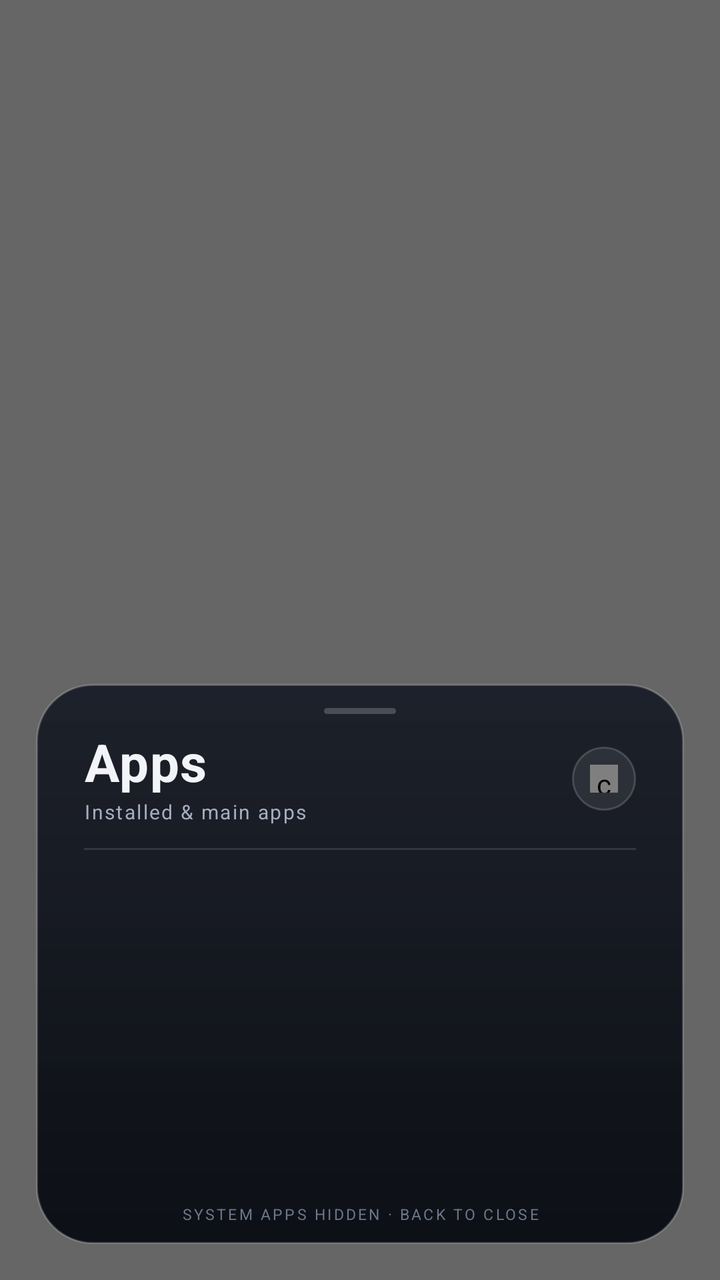
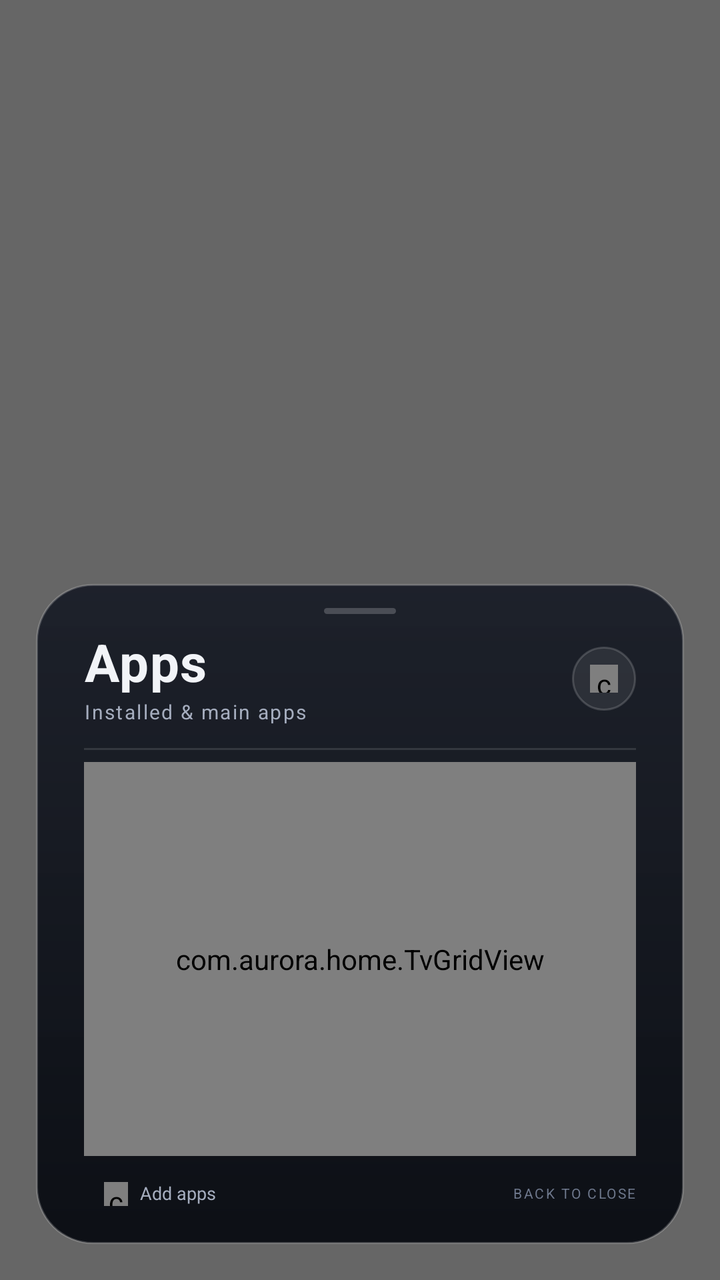

Screens rendered from an Android XML layout before and after an edit, with the pre-edit source and the edit as a unified diff.
<!-- AndroidManifest.xml: activity theme DrawerTheme -->
<!-- res/layout/activity_app_drawer.xml -->
<?xml version="1.0" encoding="utf-8"?>
<FrameLayout xmlns:android="http://schemas.android.com/apk/res/android"
    android:id="@+id/drawer_root"
    android:layout_width="match_parent"
    android:layout_height="match_parent"
    android:background="@android:color/transparent"
    android:clipChildren="false"
    android:clipToPadding="false">

    <View
        android:id="@+id/drawer_scrim"
        android:layout_width="match_parent"
        android:layout_height="match_parent"
        android:background="#99000000"
        android:clickable="true"
        android:focusable="false"/>

    <LinearLayout
        android:id="@+id/drawer_sheet"
        android:layout_width="match_parent"
        android:layout_height="@dimen/drawer_sheet_h"
        android:layout_gravity="bottom"
        android:layout_marginLeft="18dp"
        android:layout_marginRight="18dp"
        android:layout_marginBottom="18dp"
        android:orientation="vertical"
        android:background="@drawable/drawer_sheet_bg"
        android:elevation="24dp"
        android:paddingLeft="24dp"
        android:paddingRight="24dp"
        android:paddingTop="10dp"
        android:paddingBottom="10dp"
        android:clipChildren="false"
        android:clipToPadding="false">

        <View
            android:layout_width="36dp"
            android:layout_height="3dp"
            android:layout_gravity="center_horizontal"
            android:layout_marginTop="2dp"
            android:background="@drawable/drawer_handle"/>

        <LinearLayout
            android:layout_width="match_parent"
            android:layout_height="wrap_content"
            android:layout_marginTop="10dp"
            android:orientation="horizontal"
            android:gravity="center_vertical">

            <LinearLayout
                android:layout_width="0dp"
                android:layout_height="wrap_content"
                android:layout_weight="1"
                android:orientation="vertical">

                <TextView
                    android:layout_width="wrap_content"
                    android:layout_height="wrap_content"
                    android:text="@string/apps"
                    android:textColor="@color/text_primary"
                    android:textSize="26sp"
                    android:textStyle="bold"
                    android:letterSpacing="0.02"
                    android:includeFontPadding="false"/>

                <TextView
                    android:id="@+id/drawer_subtitle"
                    android:layout_width="wrap_content"
                    android:layout_height="wrap_content"
                    android:layout_marginTop="3dp"
                    android:text="@string/apps_lead"
                    android:textColor="@color/text_secondary"
                    android:textSize="10sp"
                    android:letterSpacing="0.08"
                    android:includeFontPadding="false"/>
            </LinearLayout>

            <FrameLayout
                android:id="@+id/drawer_close"
                android:layout_width="32dp"
                android:layout_height="32dp"
                android:background="@drawable/settings_close_bg"
                android:contentDescription="@string/close"
                android:focusable="true"
                android:clickable="true">

                <com.aurora.home.IconView
                    android:id="@+id/drawer_close_icon"
                    android:layout_width="14dp"
                    android:layout_height="14dp"
                    android:layout_gravity="center"/>
            </FrameLayout>
        </LinearLayout>

        <View
            android:layout_width="match_parent"
            android:layout_height="1dp"
            android:layout_marginTop="12dp"
            android:background="@color/divider"/>

        <FrameLayout
            android:layout_width="match_parent"
            android:layout_height="0dp"
            android:layout_weight="1"
            android:layout_marginTop="6dp">

            <GridView
                android:id="@+id/drawer_grid"
                android:layout_width="match_parent"
                android:layout_height="match_parent"
                android:numColumns="6"
                android:horizontalSpacing="6dp"
                android:verticalSpacing="4dp"
                android:stretchMode="columnWidth"
                android:gravity="center"
                android:listSelector="@android:color/transparent"
                android:drawSelectorOnTop="false"
                android:cacheColorHint="@android:color/transparent"
                android:scrollbars="none"
                android:fadingEdge="vertical"
                android:clipToPadding="false"
                android:clipChildren="false"
                android:paddingTop="4dp"
                android:paddingBottom="4dp"/>

            <TextView
                android:id="@+id/drawer_empty"
                android:layout_width="match_parent"
                android:layout_height="match_parent"
                android:gravity="center"
                android:text="@string/apps_empty"
                android:textColor="@color/text_secondary"
                android:textSize="13sp"
                android:visibility="gone"/>
        </FrameLayout>

        <TextView
            android:layout_width="match_parent"
            android:layout_height="wrap_content"
            android:layout_marginTop="2dp"
            android:gravity="center"
            android:text="@string/apps_hint"
            android:textColor="@color/text_hint"
            android:textSize="7.5sp"
            android:letterSpacing="0.14"
            android:includeFontPadding="false"/>
    </LinearLayout>
</FrameLayout>
<!-- resources referenced by this layout -->
<resources>
  <color name="divider">#1FFFFFFF</color>
  <color name="text_hint">#6E788C</color>
  <color name="text_primary">#F2F4F8</color>
  <color name="text_secondary">#A5ADBE</color>
  <dimen name="drawer_sheet_h">280dp</dimen>
  <!-- drawable drawer_handle (drawable) -->
  <?xml version="1.0" encoding="utf-8"?>
  <shape xmlns:android="http://schemas.android.com/apk/res/android" android:shape="rectangle">
      <corners android:radius="2dp"/>
      <solid android:color="#33FFFFFF"/>
  </shape>
  <!-- drawable drawer_sheet_bg (drawable) -->
  <?xml version="1.0" encoding="utf-8"?>
  <shape xmlns:android="http://schemas.android.com/apk/res/android" android:shape="rectangle">
      <corners android:radius="28dp"/>
      <gradient
          android:angle="270"
          android:type="linear"
          android:startColor="#F21A1E28"
          android:endColor="#FA0B0E14"/>
      <stroke android:width="1dp" android:color="#33FFFFFF"/>
  </shape>
  <!-- drawable settings_close_bg (drawable) -->
  <?xml version="1.0" encoding="utf-8"?>
  <selector xmlns:android="http://schemas.android.com/apk/res/android">
      <item android:state_focused="true">
          <shape android:shape="oval">
              <solid android:color="#2EFFFFFF"/>
              <stroke android:width="1.5dp" android:color="#B3FFFFFF"/>
          </shape>
      </item>
      <item>
          <shape android:shape="oval">
              <solid android:color="#14FFFFFF"/>
              <stroke android:width="1dp" android:color="#2AFFFFFF"/>
          </shape>
      </item>
  </selector>
  <string name="apps">Apps</string>
  <string name="apps_empty">No installed apps found</string>
  <string name="apps_hint">SYSTEM APPS HIDDEN · BACK TO CLOSE</string>
  <string name="apps_lead">Installed &amp; main apps</string>
  <string name="close">Close</string>
  <style name="DrawerTheme" parent="AppTheme">
          <item name="android:windowIsTranslucent">true</item>
          <item name="android:windowBackground">@android:color/transparent</item>
          <item name="android:backgroundDimEnabled">false</item>
          <item name="android:windowFullscreen">true</item>
          <item name="android:windowContentOverlay">@null</item>
          <item name="android:windowNoTitle">true</item>
      </style>
  <style name="AppTheme" parent="android:Theme.Material.NoActionBar">
          <item name="android:windowNoTitle">true</item>
          <item name="android:windowBackground">@color/window_base</item>
          <item name="android:windowActionModeOverlay">true</item>
          <item name="android:colorAccent">@color/accent_default</item>
          <item name="android:fontFamily">sans-serif</item>
          <item name="android:windowContentTransitions">true</item>
          <item name="android:windowActivityTransitions">true</item>
      </style>
  <color name="window_base">#07090F</color>
  <color name="accent_default">#FFB45E</color>
</resources>

<!-- the commit's change to res/layout/activity_app_drawer.xml (unified diff, before → after) -->
@@ -104,7 +104,7 @@
             android:layout_weight="1"
             android:layout_marginTop="6dp">
 
-            <GridView
+            <com.aurora.home.TvGridView
                 android:id="@+id/drawer_grid"
                 android:layout_width="match_parent"
                 android:layout_height="match_parent"
@@ -112,7 +112,7 @@
                 android:horizontalSpacing="6dp"
                 android:verticalSpacing="4dp"
                 android:stretchMode="columnWidth"
-                android:gravity="center"
+                android:gravity="top"
                 android:listSelector="@android:color/transparent"
                 android:drawSelectorOnTop="false"
                 android:cacheColorHint="@android:color/transparent"
@@ -134,15 +134,52 @@
                 android:visibility="gone"/>
         </FrameLayout>
 
-        <TextView
+        <LinearLayout
             android:layout_width="match_parent"
-            android:layout_height="wrap_content"
-            android:layout_marginTop="2dp"
-            android:gravity="center"
-            android:text="@string/apps_hint"
-            android:textColor="@color/text_hint"
-            android:textSize="7.5sp"
-            android:letterSpacing="0.14"
-            android:includeFontPadding="false"/>
+            android:layout_height="30dp"
+            android:layout_marginTop="4dp"
+            android:orientation="horizontal"
+            android:gravity="center_vertical">
+
+            <LinearLayout
+                android:id="@+id/drawer_add"
+                android:layout_width="wrap_content"
+                android:layout_height="28dp"
+                android:orientation="horizontal"
+                android:gravity="center_vertical"
+                android:background="@drawable/dock_item_bg"
+                android:paddingLeft="10dp"
+                android:paddingRight="12dp"
+                android:focusable="true"
+                android:clickable="true"
+                android:contentDescription="@string/add_apps">
+
+                <com.aurora.home.IconView
+                    android:id="@+id/drawer_add_icon"
+                    android:layout_width="12dp"
+                    android:layout_height="12dp"/>
+
+                <TextView
+                    android:layout_width="wrap_content"
+                    android:layout_height="wrap_content"
+                    android:layout_marginLeft="6dp"
+                    android:text="@string/add_apps"
+                    android:textColor="@color/text_secondary"
+                    android:textSize="9sp"
+                    android:includeFontPadding="false"/>
+            </LinearLayout>
+
+            <TextView
+                android:layout_width="0dp"
+                android:layout_height="wrap_content"
+                android:layout_weight="1"
+                android:layout_marginLeft="10dp"
+                android:gravity="right"
+                android:text="@string/apps_hint"
+                android:textColor="@color/text_hint"
+                android:textSize="7sp"
+                android:letterSpacing="0.12"
+                android:includeFontPadding="false"/>
+        </LinearLayout>
     </LinearLayout>
 </FrameLayout>
<!-- resource entries referenced after the edit -->
@@ -4,7 +4,24 @@
   <color name="text_hint">#6E788C</color>
   <color name="text_primary">#F2F4F8</color>
   <color name="text_secondary">#A5ADBE</color>
-  <dimen name="drawer_sheet_h">280dp</dimen>
+  <dimen name="drawer_sheet_h">330dp</dimen>
+  <!-- drawable dock_item_bg (drawable) -->
+  <?xml version="1.0" encoding="utf-8"?>
+  <selector xmlns:android="http://schemas.android.com/apk/res/android">
+      <item android:state_focused="true">
+          <shape android:shape="rectangle">
+              <corners android:radius="12dp"/>
+              <solid android:color="#22FFFFFF"/>
+              <stroke android:width="1dp" android:color="#66FFFFFF"/>
+          </shape>
+      </item>
+      <item>
+          <shape android:shape="rectangle">
+              <corners android:radius="12dp"/>
+              <solid android:color="#00000000"/>
+          </shape>
+      </item>
+  </selector>
   <!-- drawable drawer_handle (drawable) -->
   <?xml version="1.0" encoding="utf-8"?>
   <shape xmlns:android="http://schemas.android.com/apk/res/android" android:shape="rectangle">
@@ -38,9 +55,10 @@
           </shape>
       </item>
   </selector>
+  <string name="add_apps">Add apps</string>
   <string name="apps">Apps</string>
   <string name="apps_empty">No installed apps found</string>
-  <string name="apps_hint">SYSTEM APPS HIDDEN · BACK TO CLOSE</string>
+  <string name="apps_hint">BACK TO CLOSE</string>
   <string name="apps_lead">Installed &amp; main apps</string>
   <string name="close">Close</string>
   <style name="DrawerTheme" parent="AppTheme">
